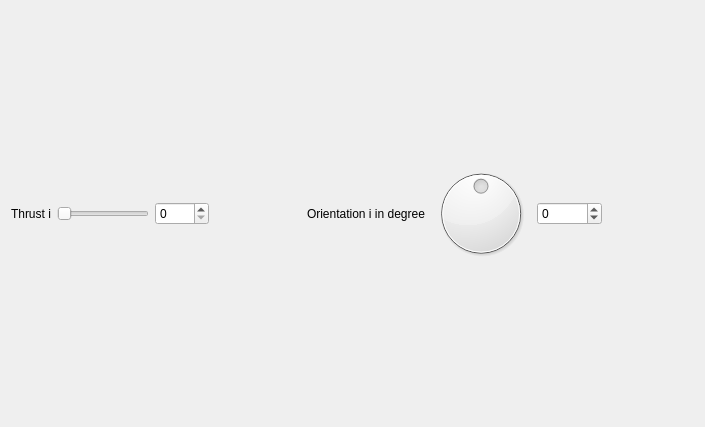
Qt form src/ui/QGCSkyeTestMotorsPanel.ui (skye-git/qgroundcontrol-old) before a commit.
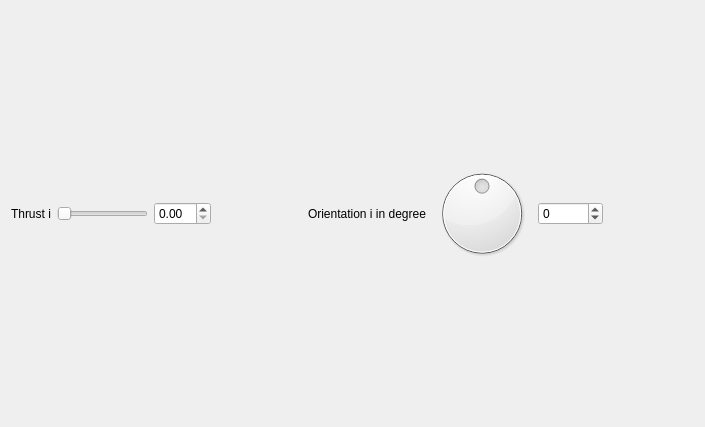
The same form after that commit.

Commit message: Use floating point spinBox in TestMotorsPanel

```diff
--- a/src/ui/QGCSkyeTestMotorsPanel.ui
+++ b/src/ui/QGCSkyeTestMotorsPanel.ui
@@ -32,11 +32,7 @@
     </widget>
    </item>
    <item>
-    <widget class="QSpinBox" name="spinBoxThrust">
-     <property name="maximum">
-      <number>1000</number>
-     </property>
-    </widget>
+    <widget class="QDoubleSpinBox" name="doubleSpinBoxThrust"/>
    </item>
    <item>
     <spacer name="horizontalSpacer">
@@ -63,6 +59,12 @@
    </item>
    <item>
     <widget class="QDial" name="dialOrientation">
+     <property name="minimumSize">
+      <size>
+       <width>10</width>
+       <height>10</height>
+      </size>
+     </property>
      <property name="minimum">
       <number>-86016</number>
      </property>
```
The commit also changes 2 other files.
